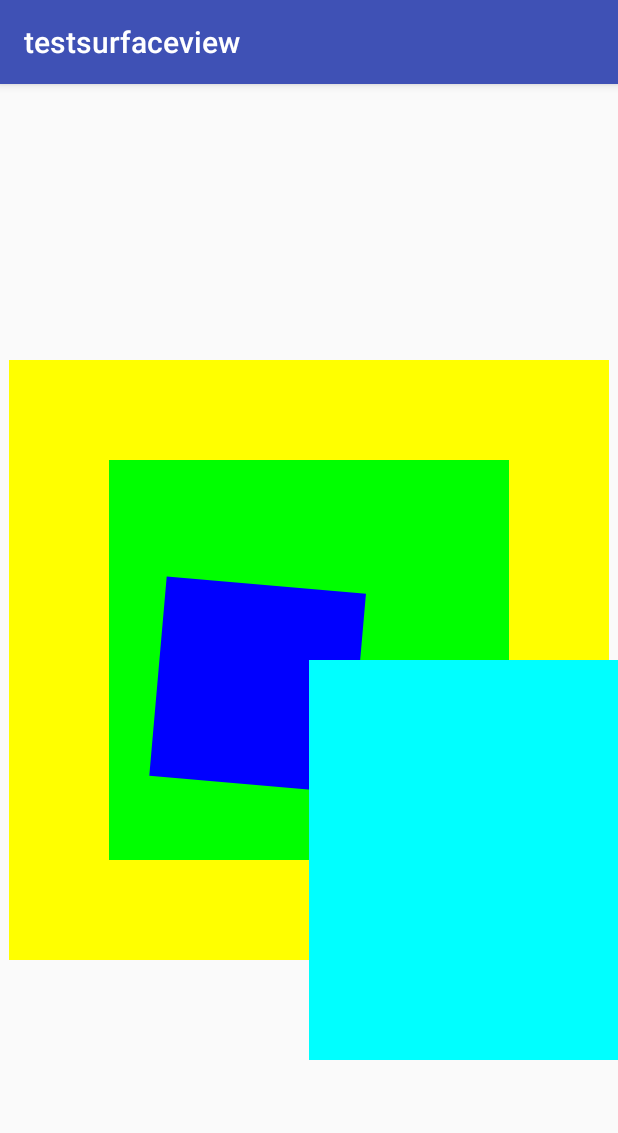
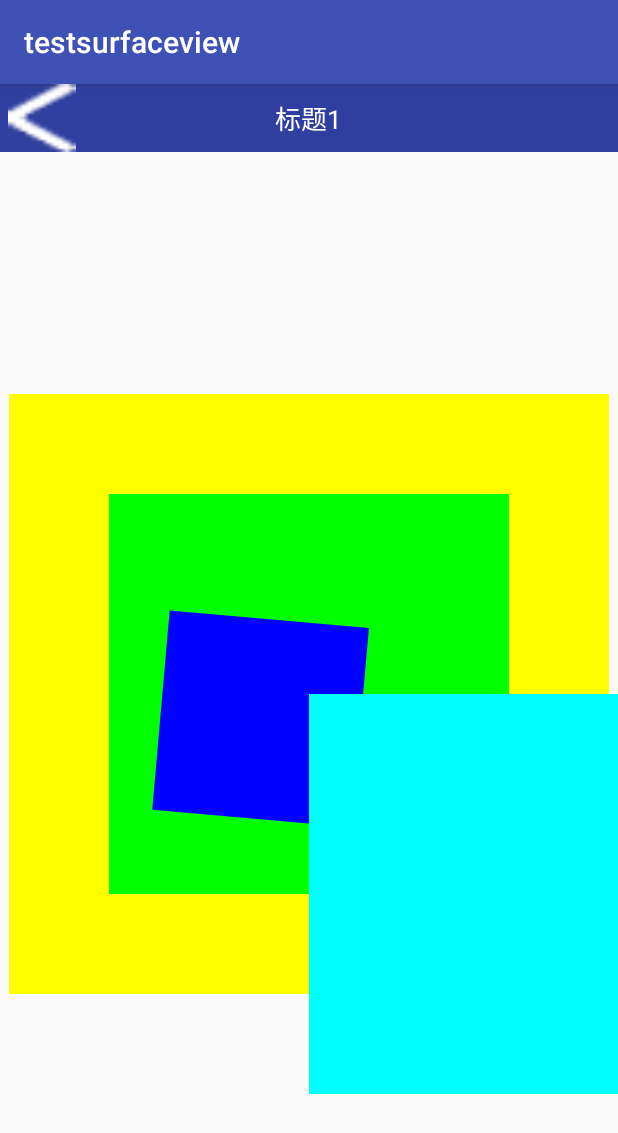
Before and after one commit to xiayu98020214/customView, an Android app: the ShowActivity1 screen opened directly, with no data from a screen before it, on a phone screen of 412 x 824 dp. Shown: the top 1133 px of the screen. Run offline under Robolectric (Android 15) with nearby library versions, the phone set to English and light mode, and no system bars.

Commit message:
自定义标题

```diff
--- a/app/src/main/res/layout/show_1_activity.xml
+++ b/app/src/main/res/layout/show_1_activity.xml
@@ -1,7 +1,15 @@
 <?xml version="1.0" encoding="utf-8"?>
 <LinearLayout xmlns:android="http://schemas.android.com/apk/res/android"
-    android:orientation="vertical" android:layout_width="match_parent"
-    android:layout_height="match_parent">
+              xmlns:app="http://schemas.android.com/apk/res-auto"
+              android:orientation="vertical"
+              android:layout_width="match_parent"
+              android:layout_height="match_parent">
+    <com.coinvs.testsurfaceview.CustomTitleBar
+        android:layout_width="match_parent"
+        android:layout_height="wrap_content"
+        app:title_text="标题1">
+
+    </com.coinvs.testsurfaceview.CustomTitleBar>
 
     <com.coinvs.testsurfaceview.LayerView
         android:layout_width="match_parent"
```
